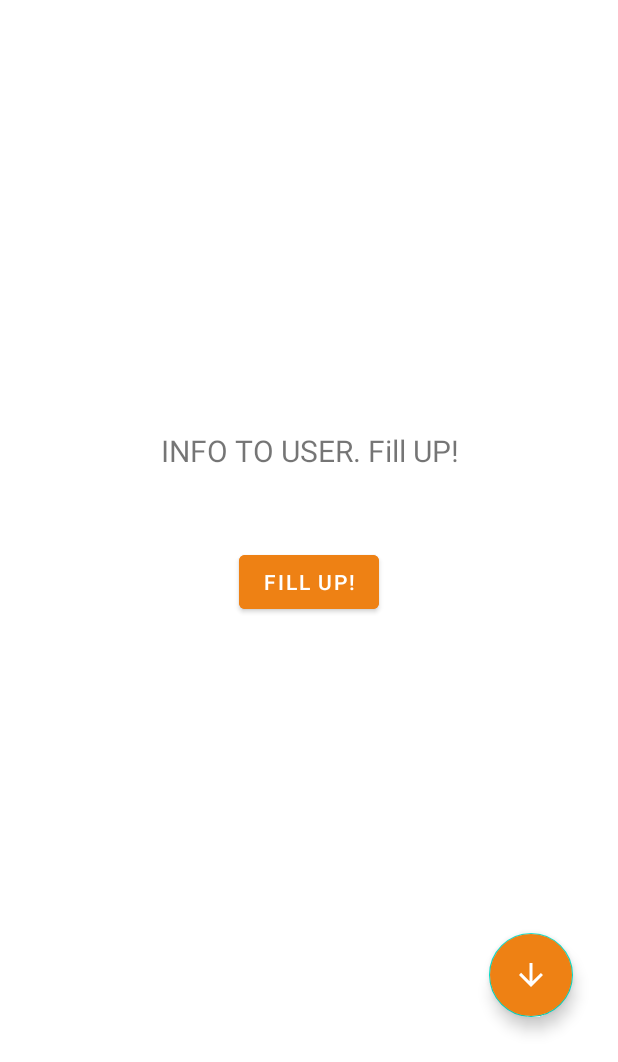
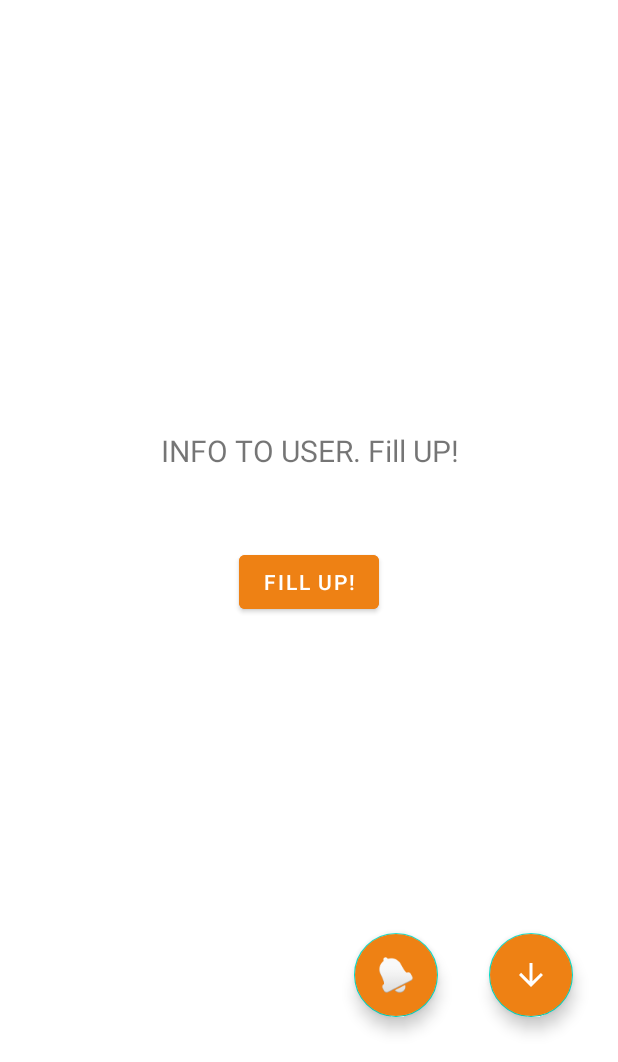
Before and after one commit to ankitwkd/COVAR, an Android app: the layout fragment_home.xml on its own in the app's theme, with its tools: preview values and no code run, on a phone screen of 412 x 824 dp, the part 174-1236 px from its top. Run offline under Robolectric (Android 15) with nearby library versions, the phone set to English and light mode, and no system bars.

Commit message:
Notification reminder-- dummy 10 secs

```diff
--- a/app/src/main/AndroidManifest.xml
+++ b/app/src/main/AndroidManifest.xml
@@ -4,6 +4,7 @@
     <uses-permission android:name="android.permission.INTERNET"/>
     <uses-permission android:name="android.permission.WRITE_EXTERNAL_STORAGE"/>
     <uses-permission android:name="android.permission.READ_EXTERNAL_STORAGE"/>
+    <uses-permission android:name="android.permission.ACCESS_NOTIFICATION_POLICY"/>
     <application
         android:allowBackup="true"
         android:icon="@mipmap/ic_launcher"
@@ -27,6 +28,10 @@
                 <category android:name="android.intent.category.LAUNCHER" />
             </intent-filter>
         </activity>
+        <receiver android:name=".utils.ReminderBroadcast"
+            android:enabled="true"
+            android:exported="false">
+        </receiver>
     </application>
 
 </manifest>
--- a/app/src/main/res/layout/fragment_home.xml
+++ b/app/src/main/res/layout/fragment_home.xml
@@ -47,6 +47,20 @@
         app:srcCompat="@drawable/ic_baseline_arrow_downward_24"
         app:tint="@null" />
 
+    <com.google.android.material.floatingactionbutton.FloatingActionButton
+        android:id="@+id/setReminder"
+        android:layout_width="wrap_content"
+        android:layout_height="wrap_content"
+        android:layout_marginEnd="120dp"
+        android:layout_marginBottom="30dp"
+        android:backgroundTint="@color/app_orange"
+        app:layout_constraintBottom_toBottomOf="parent"
+        app:layout_constraintEnd_toEndOf="parent"
+        app:layout_constraintHorizontal_bias="1.0"
+        app:layout_constraintStart_toStartOf="parent"
+        app:srcCompat="@android:drawable/ic_popup_reminder"
+        app:tint="@null" />
+
     <Button
         android:id="@+id/btn_home_fileup"
         android:layout_width="wrap_content"
```
Also changed, not shown: app/src/main/java/com/example/covar/ui/home/HomeFragment.java (+53 -8 lines), app/src/main/java/com/example/covar/utils/ReminderBroadcast.java (added, +25 -0 lines).
